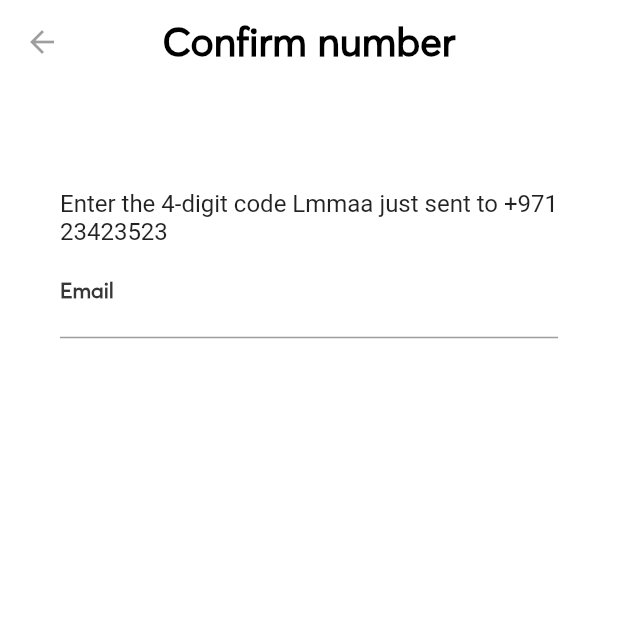
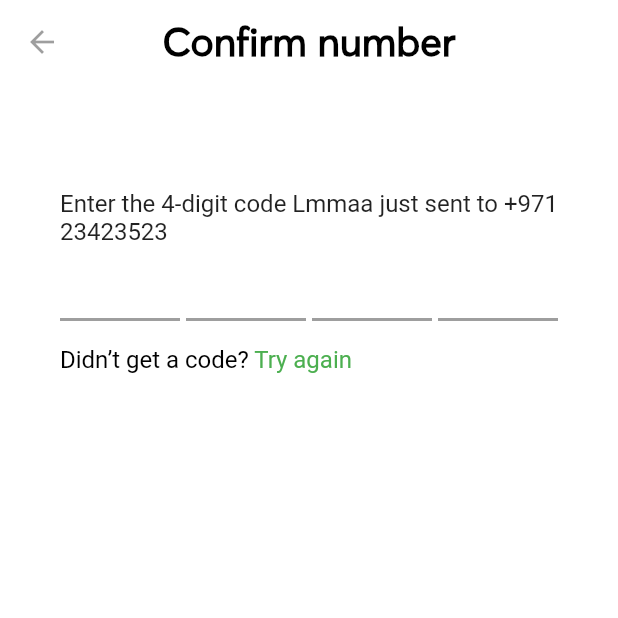
Before and after one commit to ilicina1/lmma_box, a Flutter app: the screen it shows after launch, on a phone screen of 412 x 824 dp, the top half of it. Run offline on Flutter 3.47's test engine with Material 2 defaults, Android fonts, the phone set to English and light mode, and no system bars; drawn by our look-alikes of pin_code_fields; our stand-ins replace splashscreen; project files that could hold a hidden picture were left out.

Commit message:
Zavrsen drugi screen, potreban refaktoring

```diff
--- a/lib/view/signinscreens/pages/confirm_number.dart
+++ b/lib/view/signinscreens/pages/confirm_number.dart
@@ -1,5 +1,7 @@
 import 'package:flutter/material.dart';
+import 'package:lmma_box/utils/shared/size_config.dart';
 import 'package:lmma_box/utils/style/welcome_screen_text_styles.dart';
+import 'package:pin_code_fields/pin_code_fields.dart';
 
 class ConfirmNumberPage extends StatelessWidget {
   @override
@@ -54,20 +56,40 @@ class ConfirmNumberPage extends StatelessWidget {
                   width: double.infinity,
                   child: Column(
                     children: <Widget>[
-                      TextFormField(
-                        keyboardType: TextInputType.emailAddress,
-                        decoration: InputDecoration(
-                            labelText: "Email",
-                            labelStyle: TextStyle(
-                                color: Color(0xFF373737),
-                                fontWeight: FontWeight.w700,
-                                fontSize: 14,
-                                fontFamily: "Averta"),
-                            hintStyle: TextStyle(fontSize: 16),
-                            hintText: "Enter your Email"),
-                        style: TextStyle(fontSize: 20),
+                      PinCodeTextField(
+                        appContext: context,
+                        length: 4,
+                        onChanged: (value) {},
+                        keyboardType: TextInputType.number,
+                        pinTheme: PinTheme(
+                          shape: PinCodeFieldShape.underline,
+                          inactiveColor: Colors.black38,
+                          fieldWidth: 80,
+                        ),
                       ),
                     ],
+                  ),
+                ),
+                Container(
+                  alignment: Alignment.centerLeft,
+                  child: RichText(
+                    textAlign: TextAlign.justify,
+                    text: TextSpan(
+                      text: 'Didn’t get a code?',
+                      style: TextStyle(
+                          fontWeight: FontWeight.w400,
+                          fontSize: 16,
+                          color: Colors.black),
+                      children: <TextSpan>[
+                        TextSpan(
+                          text: ' Try again ',
+                          style: TextStyle(
+                              fontWeight: FontWeight.w400,
+                              fontSize: 16,
+                              color: Colors.green),
+                        ),
+                      ],
+                    ),
                   ),
                 )
               ],
--- a/pubspec.yaml
+++ b/pubspec.yaml
@@ -31,6 +31,8 @@ dependencies:
   cupertino_icons: ^1.0.0
   provider: ^4.0.0
   test: ^1.15.0
+  pin_code_fields: ^7.0.0
+
 
 
 dev_dependencies:
```
